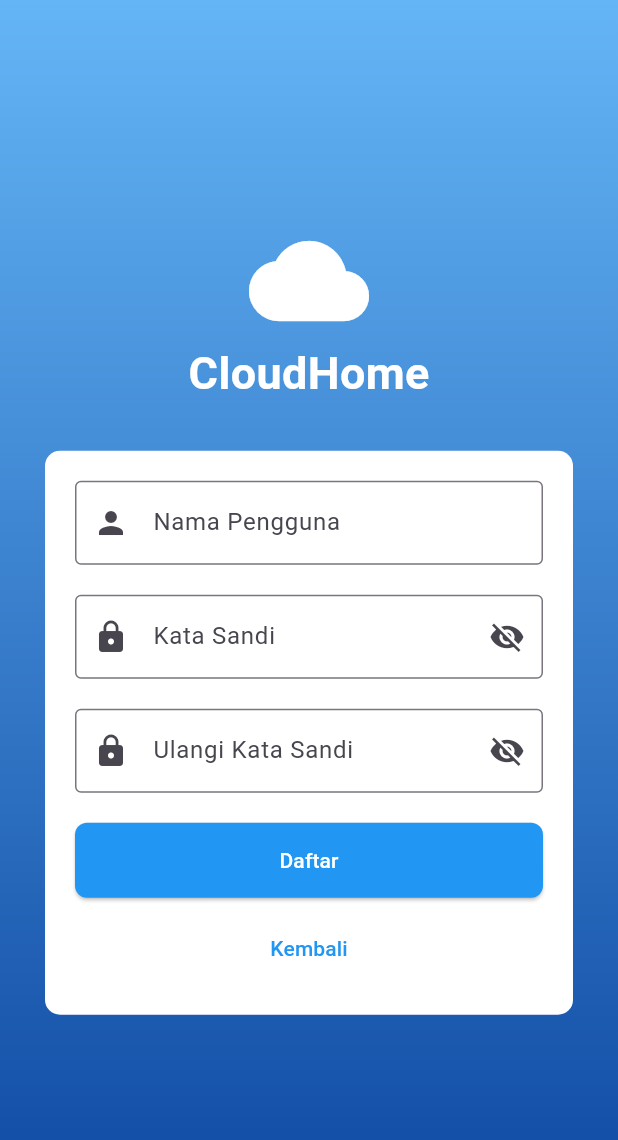
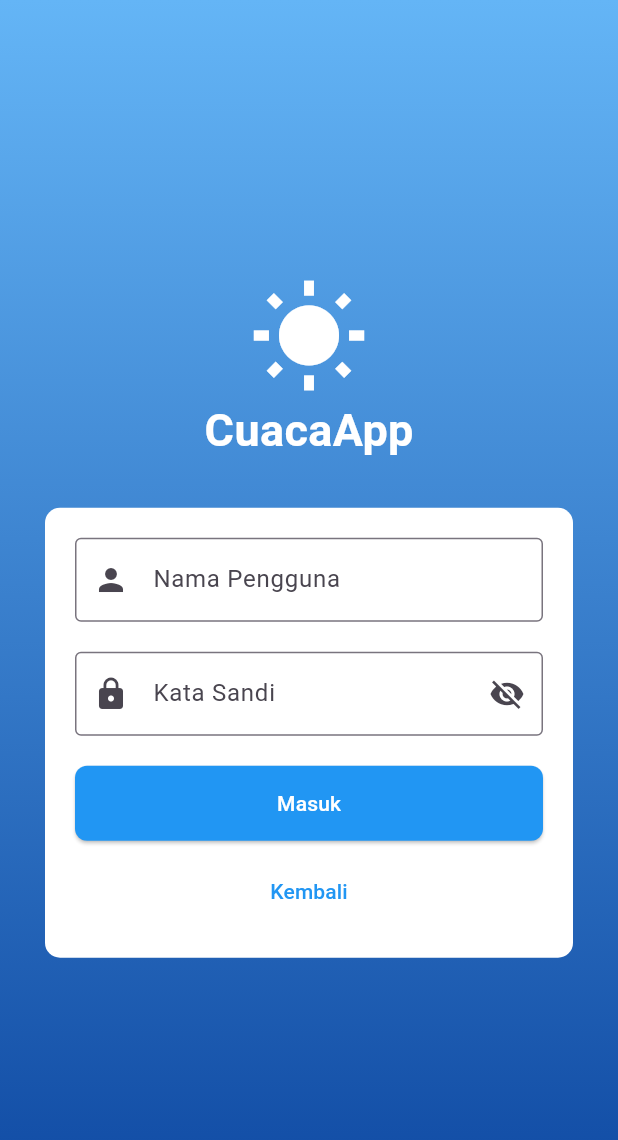
Before and after one commit to ghiyaazt/CloudHome_Project-Workshop-Aplikasi-Mobile, a Flutter app: the screen it shows after launch, on a phone screen of 412 x 824 dp. Shown: the top 1140 px of the screen. Run offline on Flutter 3.47's test engine with Material 3 defaults, Android fonts, the phone set to English and light mode, and no system bars.

Commit message:
update 231024

```diff
--- a/lib/main.dart
+++ b/lib/main.dart
@@ -1,129 +1,16 @@
 import 'package:flutter/material.dart';
+import 'screens/login_screen.dart'; // Mengimpor LayarLogin dari login_screen.dart
 
 void main() {
-  runApp(AplikasiSaya());
+  runApp(AplikasiCuaca());
 }
 
-class AplikasiSaya extends StatelessWidget {
+class AplikasiCuaca extends StatelessWidget {
   @override
   Widget build(BuildContext context) {
     return MaterialApp(
       debugShowCheckedModeBanner: false,
-      home: LayarDaftar(),
+      home: LayarLogin(), // Menetapkan LayarLogin sebagai halaman awal
     );
   }
 }
-
-class LayarDaftar extends StatelessWidget {
-  @override
-  Widget build(BuildContext context) {
-    return Scaffold(
-      body: Container(
-        width: double.infinity,
-        decoration: BoxDecoration(
-          gradient: LinearGradient(
-            begin: Alignment.topCenter,
-            end: Alignment.bottomCenter,
-            colors: [Colors.blue[300]!, Colors.blue[900]!],
-          ),
-        ),
-        child: Column(
-          mainAxisAlignment: MainAxisAlignment.center,
-          children: [
-            // Logo dan judul CloudHome
-            Icon(Icons.cloud, size: 80, color: Colors.white),
-            Text(
-              "CloudHome",
-              style: TextStyle(
-                fontSize: 30,
-                color: Colors.white,
-                fontWeight: FontWeight.bold,
-              ),
-            ),
-            SizedBox(height: 30),
-
-            // Kontainer form login
-            Container(
-              padding: EdgeInsets.all(20),
-              margin: EdgeInsets.symmetric(horizontal: 30),
-              decoration: BoxDecoration(
-                color: Colors.white,
-                borderRadius: BorderRadius.circular(10),
-              ),
-              child: Column(
-                children: [
-                  // Kolom Username
-                  TextField(
-                    obscureText: true,
-                    decoration: InputDecoration(
-                      labelText: "Nama Pengguna",
-                      border: OutlineInputBorder(),
-                      prefixIcon: Icon(Icons.person),
-                    ),
-                  ),
-                  SizedBox(height: 20),
-
-                  // Kolom Password
-                  TextField(
-                    obscureText: true,
-                    decoration: InputDecoration(
-                      labelText: "Kata Sandi",
-                      border: OutlineInputBorder(),
-                      prefixIcon: Icon(Icons.lock),
-                      suffixIcon: Icon(Icons.visibility_off),
-                    ),
-                  ),
-                  SizedBox(height: 20),
-
-                  // Kolom Konfirmasi Password
-                  TextField(
-                    obscureText: true,
-                    decoration: InputDecoration(
-                      labelText: "Ulangi Kata Sandi",
-                      border: OutlineInputBorder(),
-                      prefixIcon: Icon(Icons.lock),
-                      suffixIcon: Icon(Icons.visibility_off),
-                    ),
-                  ),
-                  SizedBox(height: 20),
-
-                  // Tombol Daftar
-                  ElevatedButton(
-                    onPressed: () {
-                      // Aksi ketika tombol daftar ditekan
-                    },
-                    style: ElevatedButton.styleFrom(
-                      padding: EdgeInsets.symmetric(vertical: 15),
-                      backgroundColor: Colors.blue,
-                      shape: RoundedRectangleBorder(
-                        borderRadius: BorderRadius.circular(8),
-                      ),
-                    ),
-                    child: Center(
-                      child: Text(
-                        "Daftar",
-                        style: TextStyle(color: Colors.white),
-                      ),
-                    ),
-                  ),
-                  SizedBox(height: 10),
-
-                  // Tombol Kembali
-                  TextButton(
-                    onPressed: () {
-                      // Aksi ketika tombol kembali ditekan
-                    },
-                    child: Text(
-                      "Kembali",
-                      style: TextStyle(color: Colors.blue),
-                    ),
-                  ),
-                ],
-              ),
-            ),
-          ],
-        ),
-      ),
-    );
-  }
-}
--- /dev/null
+++ b/lib/screens/login_screen.dart
@@ -0,0 +1,107 @@
+import 'package:flutter/material.dart';
+import 'weather_screen.dart'; // Pastikan Anda juga membuat file ini untuk layar cuaca
+
+class LayarLogin extends StatelessWidget {
+  @override
+  Widget build(BuildContext context) {
+    return Scaffold(
+      body: Container(
+        width: double.infinity,
+        decoration: BoxDecoration(
+          gradient: LinearGradient(
+            begin: Alignment.topCenter,
+            end: Alignment.bottomCenter,
+            colors: [Colors.blue[300]!, Colors.blue[900]!],
+          ),
+        ),
+        child: Column(
+          mainAxisAlignment: MainAxisAlignment.center,
+          children: [
+            // Logo dan judul CuacaApp
+            Icon(Icons.wb_sunny, size: 80, color: Colors.white),
+            Text(
+              "CuacaApp",
+              style: TextStyle(
+                fontSize: 30,
+                color: Colors.white,
+                fontWeight: FontWeight.bold,
+              ),
+            ),
+            SizedBox(height: 30),
+
+            // Kontainer form login
+            Container(
+              padding: EdgeInsets.all(20),
+              margin: EdgeInsets.symmetric(horizontal: 30),
+              decoration: BoxDecoration(
+                color: Colors.white,
+                borderRadius: BorderRadius.circular(10),
+              ),
+              child: Column(
+                children: [
+                  // Kolom Username
+                  TextField(
+                    decoration: InputDecoration(
+                      labelText: "Nama Pengguna",
+                      border: OutlineInputBorder(),
+                      prefixIcon: Icon(Icons.person),
+                    ),
+                  ),
+                  SizedBox(height: 20),
+
+                  // Kolom Password
+                  TextField(
+                    obscureText: true,
+                    decoration: InputDecoration(
+                      labelText: "Kata Sandi",
+                      border: OutlineInputBorder(),
+                      prefixIcon: Icon(Icons.lock),
+                      suffixIcon: Icon(Icons.visibility_off),
+                    ),
+                  ),
+                  SizedBox(height: 20),
+
+                  // Tombol Masuk
+                  ElevatedButton(
+                    onPressed: () {
+                      // Navigasi ke halaman cuaca setelah login
+                      Navigator.push(
+                        context,
+                        MaterialPageRoute(builder: (context) => LayarCuaca()),
+                      );
+                    },
+                    style: ElevatedButton.styleFrom(
+                      padding: EdgeInsets.symmetric(vertical: 15),
+                      backgroundColor: Colors.blue,
+                      shape: RoundedRectangleBorder(
+                        borderRadius: BorderRadius.circular(8),
+                      ),
+                    ),
+                    child: Center(
+                      child: Text(
+                        "Masuk",
+                        style: TextStyle(color: Colors.white),
+                      ),
+                    ),
+                  ),
+                  SizedBox(height: 10),
+
+                  // Tombol Kembali
+                  TextButton(
+                    onPressed: () {
+                      // Aksi ketika tombol kembali ditekan
+                    },
+                    child: Text(
+                      "Kembali",
+                      style: TextStyle(color: Colors.blue),
+                    ),
+                  ),
+                ],
+              ),
+            ),
+          ],
+        ),
+      ),
+    );
+  }
+}
```
Also changed, not shown: lib/dashboard.dart (deleted, +0 -122 lines), lib/screens/weather_screen.dart (added, +36 -0 lines).
